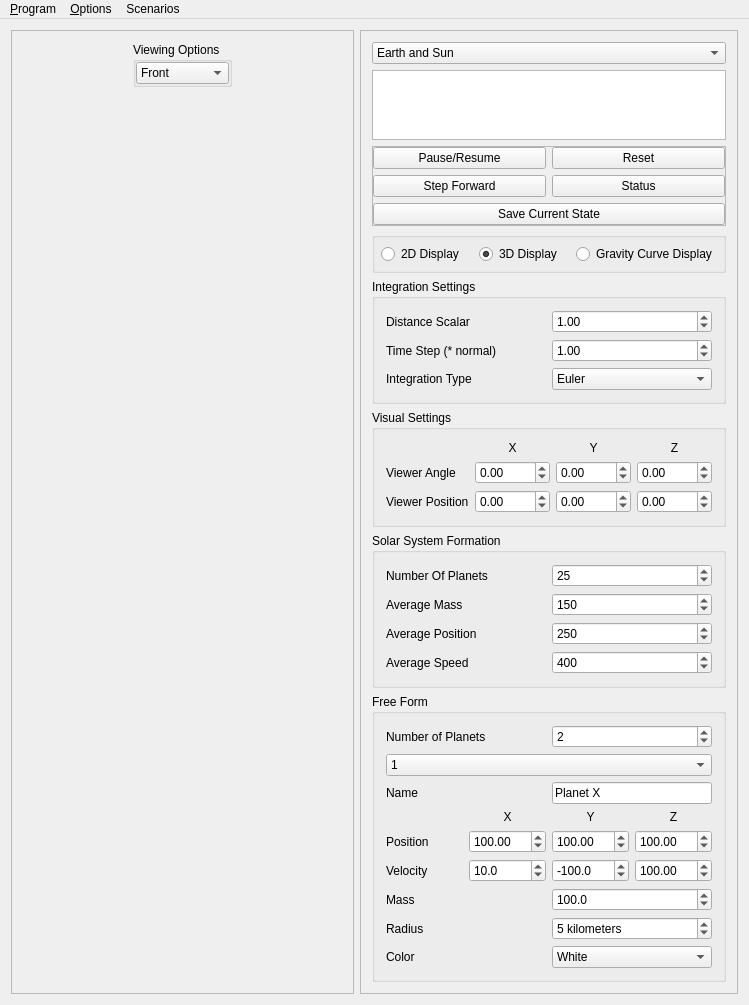
Qt form Planets.ui (bigmcr/Planets) before a commit.
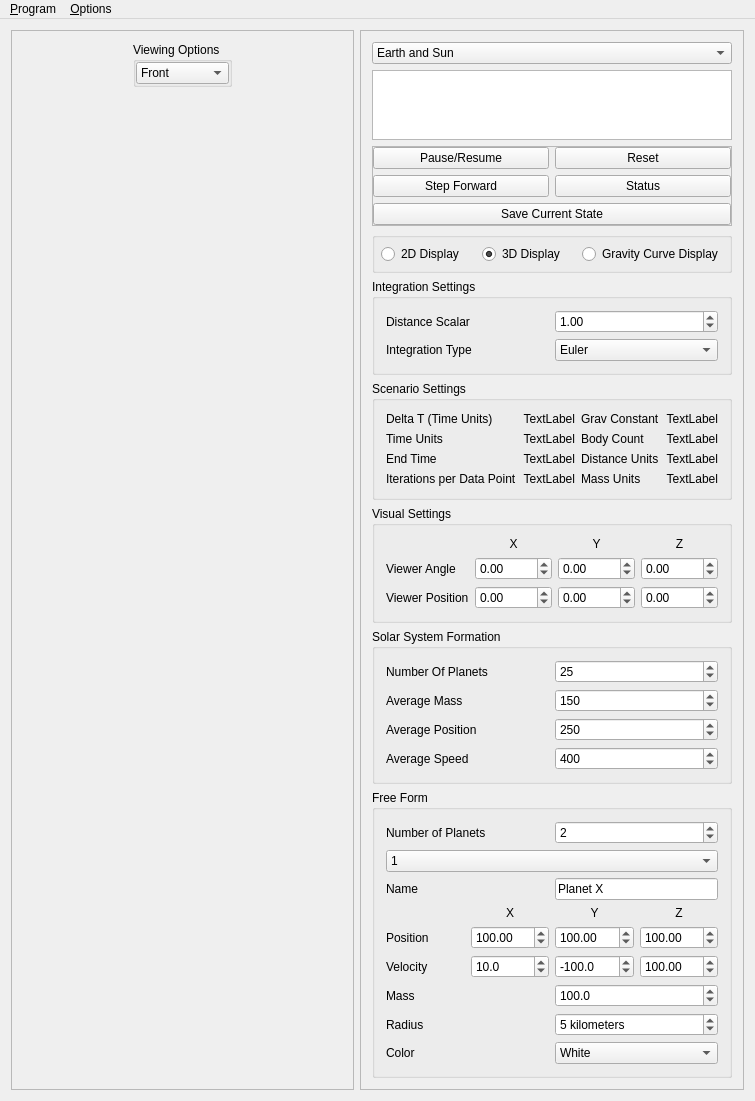
The same form after that commit. Custom widgets are drawn as their Qt base class.

Commit message:
Added Scenarios and external logging
Added Scenarios, which define the starting conditions for a simulation.

The edit to the form file:
```diff
--- a/Planets.ui
+++ b/Planets.ui
@@ -6,8 +6,8 @@
    <rect>
     <x>0</x>
     <y>0</y>
-    <width>692</width>
-    <height>986</height>
+    <width>708</width>
+    <height>1098</height>
    </rect>
   </property>
   <property name="sizePolicy">
@@ -168,7 +168,7 @@
        <enum>QFrame::Raised</enum>
       </property>
       <layout class="QGridLayout" name="gridLayout_4">
-       <item row="7" column="0">
+       <item row="8" column="0">
         <widget class="QGroupBox" name="freeFormBox">
          <property name="title">
           <string>Free Form</string>
@@ -501,6 +501,212 @@
          </layout>
         </widget>
        </item>
+       <item row="6" column="0">
+        <widget class="QGroupBox" name="visualGroupBox">
+         <property name="title">
+          <string>Visual Settings</string>
+         </property>
+         <layout class="QGridLayout" name="gridLayout_6">
+          <item row="0" column="1">
+           <widget class="QLabel" name="viewerXLabel">
+            <property name="text">
+             <string>X</string>
+            </property>
+            <property name="alignment">
+             <set>Qt::AlignCenter</set>
+            </property>
+           </widget>
+          </item>
+          <item row="0" column="2">
+           <widget class="QLabel" name="viewerYLabel">
+            <property name="text">
+             <string>Y</string>
+            </property>
+            <property name="alignment">
+             <set>Qt::AlignCenter</set>
+            </property>
+           </widget>
+          </item>
+          <item row="0" column="3">
+           <widget class="QLabel" name="viewerZLabel">
+            <property name="text">
+             <string>Z</string>
+            </property>
+            <property name="alignment">
+             <set>Qt::AlignCenter</set>
+            </property>
+           </widget>
+          </item>
+          <item row="1" column="0">
+           <widget class="QLabel" name="viewerAngleLabel">
+            <property name="text">
+             <string>Viewer Angle</string>
+            </property>
+           </widget>
+          </item>
+          <item row="1" column="1">
+           <widget class="QDoubleSpinBox" name="viewerAngleXSpinBox">
+            <property name="wrapping">
+             <bool>true</bool>
+            </property>
+            <property name="accelerated">
+             <bool>true</bool>
+            </property>
+            <property name="minimum">
+             <double>-179.000000000000000</double>
+            </property>
+            <property name="maximum">
+             <double>180.000000000000000</double>
+            </property>
+            <property name="singleStep">
+             <double>1.000000000000000</double>
+            </property>
+           </widget>
+          </item>
+          <item row="2" column="0">
+           <widget class="QLabel" name="viewerPositionLabel">
+            <property name="text">
+             <string>Viewer Position</string>
+            </property>
+           </widget>
+          </item>
+          <item row="2" column="1">
+           <widget class="QDoubleSpinBox" name="viewerPositionXSpinBox">
+            <property name="accelerated">
+             <bool>true</bool>
+            </property>
+            <property name="minimum">
+             <double>-1000.000000000000000</double>
+            </property>
+            <property name="maximum">
+             <double>1000.000000000000000</double>
+            </property>
+            <property name="singleStep">
+             <double>5.000000000000000</double>
+            </property>
+           </widget>
+          </item>
+          <item row="1" column="2">
+           <widget class="QDoubleSpinBox" name="viewerAngleYSpinBox">
+            <property name="wrapping">
+             <bool>true</bool>
+            </property>
+            <property name="accelerated">
+             <bool>true</bool>
+            </property>
+            <property name="minimum">
+             <double>-179.000000000000000</double>
+            </property>
+            <property name="maximum">
+             <double>180.000000000000000</double>
+            </property>
+            <property name="singleStep">
+             <double>1.000000000000000</double>
+            </property>
+           </widget>
+          </item>
+          <item row="1" column="3">
+           <widget class="QDoubleSpinBox" name="viewerAngleZSpinBox">
+            <property name="wrapping">
+             <bool>true</bool>
+            </property>
+            <property name="accelerated">
+             <bool>true</bool>
+            </property>
+            <property name="minimum">
+             <double>-179.000000000000000</double>
+            </property>
+            <property name="maximum">
+             <double>180.000000000000000</double>
+            </property>
+            <property name="singleStep">
+             <double>1.000000000000000</double>
+            </property>
+           </widget>
+          </item>
+          <item row="2" column="2">
+           <widget class="QDoubleSpinBox" name="viewerPositionYSpinBox">
+            <property name="accelerated">
+             <bool>true</bool>
+            </property>
+            <property name="minimum">
+             <double>-1000.000000000000000</double>
+            </property>
+            <property name="maximum">
+             <double>1000.000000000000000</double>
+            </property>
+            <property name="singleStep">
+             <double>5.000000000000000</double>
+            </property>
+           </widget>
+          </item>
+          <item row="2" column="3">
+           <widget class="QDoubleSpinBox" name="viewerPositionZSpinBox">
+            <property name="accelerated">
+             <bool>true</bool>
+            </property>
+            <property name="minimum">
+             <double>-1000.000000000000000</double>
+            </property>
+            <property name="maximum">
+             <double>1000.000000000000000</double>
+            </property>
+            <property name="singleStep">
+             <double>5.000000000000000</double>
+            </property>
+           </widget>
+          </item>
+         </layout>
+        </widget>
+       </item>
+       <item row="3" column="0">
+        <widget class="QGroupBox" name="typeGroupBox">
+         <property name="title">
+          <string/>
+         </property>
+         <layout class="QHBoxLayout" name="typeLayout">
+          <property name="spacing">
+           <number>6</number>
+          </property>
+          <property name="leftMargin">
+           <number>6</number>
+          </property>
+          <property name="topMargin">
+           <number>6</number>
+          </property>
+          <property name="rightMargin">
+           <number>6</number>
+          </property>
+          <property name="bottomMargin">
+           <number>6</number>
+          </property>
+          <item>
+           <widget class="QRadioButton" name="display2DRadioButton">
+            <property name="text">
+             <string>2D Display</string>
+            </property>
+           </widget>
+          </item>
+          <item>
+           <widget class="QRadioButton" name="display3DRadioButton">
+            <property name="text">
+             <string>3D Display</string>
+            </property>
+            <property name="checked">
+             <bool>true</bool>
+            </property>
+           </widget>
+          </item>
+          <item>
+           <widget class="QRadioButton" name="displayRelativityRadioButton">
+            <property name="text">
+             <string>Gravity Curve Display</string>
+            </property>
+           </widget>
+          </item>
+         </layout>
+        </widget>
+       </item>
        <item row="2" column="0">
         <widget class="QFrame" name="mainButtons">
          <property name="frameShape">
@@ -578,60 +784,7 @@
           <string>Integration Settings</string>
          </property>
          <layout class="QGridLayout" name="gridLayout_10">
-          <item row="1" column="0">
-           <widget class="QLabel" name="timeStepLabel">
-            <property name="text">
-             <string>Time Step (* normal)</string>
-            </property>
-           </widget>
-          </item>
-          <item row="0" column="1">
-           <widget class="QDoubleSpinBox" name="distanceScalarSpin">
-            <property name="minimum">
-             <double>0.250000000000000</double>
-            </property>
-            <property name="maximum">
-             <double>100000000.000000000000000</double>
-            </property>
-            <property name="singleStep">
-             <double>0.100000000000000</double>
-            </property>
-            <property name="value">
-             <double>1.000000000000000</double>
-            </property>
-           </widget>
-          </item>
           <item row="1" column="1">
-           <widget class="QDoubleSpinBox" name="speedDoubleSpinBox">
-            <property name="minimum">
-             <double>0.010000000000000</double>
-            </property>
-            <property name="maximum">
-             <double>5.000000000000000</double>
-            </property>
-            <property name="singleStep">
-             <double>0.010000000000000</double>
-            </property>
-            <property name="value">
-             <double>1.000000000000000</double>
-            </property>
-           </widget>
-          </item>
-          <item row="0" column="0">
-           <widget class="QLabel" name="distanceLabel">
-            <property name="text">
-             <string>Distance Scalar</string>
-            </property>
-           </widget>
-          </item>
-          <item row="2" column="0">
-           <widget class="QLabel" name="integrationLabel">
-            <property name="text">
-             <string>Integration Type</string>
-            </property>
-           </widget>
-          </item>
-          <item row="2" column="1">
            <widget class="QComboBox" name="integrationComboBox">
             <item>
              <property name="text">
@@ -660,10 +813,40 @@
             </item>
            </widget>
           </item>
+          <item row="0" column="1">
+           <widget class="QDoubleSpinBox" name="distanceScalarSpin">
+            <property name="minimum">
+             <double>0.250000000000000</double>
+            </property>
+            <property name="maximum">
+             <double>100000000.000000000000000</double>
+            </property>
+            <property name="singleStep">
+             <double>0.100000000000000</double>
+            </property>
+            <property name="value">
+             <double>1.000000000000000</double>
+            </property>
+           </widget>
+          </item>
+          <item row="1" column="0">
+           <widget class="QLabel" name="integrationLabel">
+            <property name="text">
+             <string>Integration Type</string>
+            </property>
+           </widget>
+          </item>
+          <item row="0" column="0">
+           <widget class="QLabel" name="distanceLabel">
+            <property name="text">
+             <string>Distance Scalar</string>
+            </property>
+           </widget>
+          </item>
          </layout>
         </widget>
        </item>
-       <item row="6" column="0">
+       <item row="7" column="0">
         <widget class="QGroupBox" name="SolarSystemFormationGroupBox">
          <property name="title">
           <string>Solar System Formation</string>
@@ -761,6 +944,22 @@
          </layout>
         </widget>
        </item>
+       <item row="1" column="0">
+        <widget class="QTextBrowser" name="textBrowser">
+         <property name="sizePolicy">
+          <sizepolicy hsizetype="Expanding" vsizetype="Expanding">
+           <horstretch>1</horstretch>
+           <verstretch>5</verstretch>
+          </sizepolicy>
+         </property>
+         <property name="tabChangesFocus">
+          <bool>true</bool>
+         </property>
+         <property name="acceptRichText">
+          <bool>false</bool>
+         </property>
+        </widget>
+       </item>
        <item row="0" column="0">
         <widget class="QComboBox" name="comboBox">
          <property name="currentIndex">
@@ -813,222 +1012,145 @@
          </item>
         </widget>
        </item>
-       <item row="1" column="0">
-        <widget class="QTextBrowser" name="textBrowser">
-         <property name="sizePolicy">
-          <sizepolicy hsizetype="Expanding" vsizetype="Expanding">
-           <horstretch>1</horstretch>
-           <verstretch>5</verstretch>
-          </sizepolicy>
-         </property>
-         <property name="tabChangesFocus">
-          <bool>true</bool>
-         </property>
-         <property name="acceptRichText">
-          <bool>false</bool>
-         </property>
-        </widget>
-       </item>
-       <item row="3" column="0">
-        <widget class="QGroupBox" name="typeGroupBox">
-         <property name="title">
-          <string/>
-         </property>
-         <layout class="QHBoxLayout" name="typeLayout">
-          <property name="spacing">
-           <number>6</number>
-          </property>
-          <property name="leftMargin">
-           <number>6</number>
-          </property>
-          <property name="topMargin">
-           <number>6</number>
-          </property>
-          <property name="rightMargin">
-           <number>6</number>
-          </property>
-          <property name="bottomMargin">
-           <number>6</number>
-          </property>
-          <item>
-           <widget class="QRadioButton" name="display2DRadioButton">
-            <property name="text">
-             <string>2D Display</string>
-            </property>
-           </widget>
-          </item>
-          <item>
-           <widget class="QRadioButton" name="display3DRadioButton">
-            <property name="text">
-             <string>3D Display</string>
-            </property>
-            <property name="checked">
-             <bool>true</bool>
-            </property>
-           </widget>
-          </item>
-          <item>
-           <widget class="QRadioButton" name="displayRelativityRadioButton">
-            <property name="text">
-             <string>Gravity Curve Display</string>
-            </property>
-           </widget>
-          </item>
-         </layout>
-        </widget>
-       </item>
        <item row="5" column="0">
-        <widget class="QGroupBox" name="visualGroupBox">
+        <widget class="QGroupBox" name="systemPropertiesGroupBox">
          <property name="title">
-          <string>Visual Settings</string>
+          <string>Scenario Settings</string>
          </property>
-         <layout class="QGridLayout" name="gridLayout_6">
-          <item row="0" column="1">
-           <widget class="QLabel" name="viewerXLabel">
+         <layout class="QGridLayout" name="gridLayout_2">
+          <item row="0" column="0">
+           <widget class="QLabel" name="dTLabel">
             <property name="text">
-             <string>X</string>
-            </property>
-            <property name="alignment">
-             <set>Qt::AlignCenter</set>
+             <string>Delta T (Time Units)</string>
             </property>
            </widget>
           </item>
           <item row="0" column="2">
-           <widget class="QLabel" name="viewerYLabel">
+           <widget class="QLabel" name="gravConstLabel">
             <property name="text">
-             <string>Y</string>
-            </property>
-            <property name="alignment">
-             <set>Qt::AlignCenter</set>
-            </property>
-           </widget>
-          </item>
-          <item row="0" column="3">
-           <widget class="QLabel" name="viewerZLabel">
-            <property name="text">
-             <string>Z</string>
-            </property>
-            <property name="alignment">
-             <set>Qt::AlignCenter</set>
-            </property>
-           </widget>
-          </item>
-          <item row="1" column="0">
-           <widget class="QLabel" name="viewerAngleLabel">
-            <property name="text">
-             <string>Viewer Angle</string>
+             <string>Grav Constant</string>
             </property>
            </widget>
           </item>
           <item row="1" column="1">
-           <widget class="QDoubleSpinBox" name="viewerAngleXSpinBox">
-            <property name="wrapping">
-             <bool>true</bool>
+           <widget class="QLabel" name="timeUnits">
+            <property name="text">
+             <string>TextLabel</string>
             </property>
-            <property name="accelerated">
-             <bool>true</bool>
+            <property name="alignment">
+             <set>Qt::AlignRight|Qt::AlignTrailing|Qt::AlignVCenter</set>
             </property>
-            <property name="minimum">
-             <double>-179.000000000000000</double>
+           </widget>
+          </item>
+          <item row="0" column="1">
+           <widget class="QLabel" name="dT">
+            <property name="text">
+             <string>TextLabel</string>
             </property>
-            <property name="maximum">
-             <double>180.000000000000000</double>
+            <property name="alignment">
+             <set>Qt::AlignRight|Qt::AlignTrailing|Qt::AlignVCenter</set>
             </property>
-            <property name="singleStep">
-             <double>1.000000000000000</double>
-            </property>
            </widget>
           </item>
-          <item row="2" column="0">
-           <widget class="QLabel" name="viewerPositionLabel">
+          <item row="1" column="0">
+           <widget class="QLabel" name="timeUnitsLabel">
             <property name="text">
-             <string>Viewer Position</string>
+             <string>Time Units</string>
             </property>
            </widget>
           </item>
-          <item row="2" column="1">
-           <widget class="QDoubleSpinBox" name="viewerPositionXSpinBox">
-            <property name="accelerated">
-             <bool>true</bool>
+          <item row="0" column="3">
+           <widget class="QLabel" name="gravConst">
+            <property name="text">
+             <string>TextLabel</string>
             </property>
-            <property name="minimum">
-             <double>-1000.000000000000000</double>
-            </property>
-            <property name="maximum">
-             <double>1000.000000000000000</double>
-            </property>
-            <property name="singleStep">
-             <double>5.000000000000000</double>
+            <property name="alignment">
+             <set>Qt::AlignRight|Qt::AlignTrailing|Qt::AlignVCenter</set>
             </property>
            </widget>
           </item>
           <item row="1" column="2">
-           <widget class="QDoubleSpinBox" name="viewerAngleYSpinBox">
-            <property name="wrapping">
-             <bool>true</bool>
-            </property>
-            <property name="accelerated">
-             <bool>true</bool>
-            </property>
-            <property name="minimum">
-             <double>-179.000000000000000</double>
-            </property>
-            <property name="maximum">
-             <double>180.000000000000000</double>
-            </property>
-            <property name="singleStep">
-             <double>1.000000000000000</double>
+           <widget class="QLabel" name="bodyCountLabel">
+            <property name="text">
+             <string>Body Count</string>
             </property>
            </widget>
           </item>
           <item row="1" column="3">
-           <widget class="QDoubleSpinBox" name="viewerAngleZSpinBox">
-            <property name="wrapping">
-             <bool>true</bool>
+           <widget class="QLabel" name="bodyCount">
+            <property name="text">
+             <string>TextLabel</string>
             </property>
-            <property name="accelerated">
-             <bool>true</bool>
+            <property name="alignment">
+             <set>Qt::AlignRight|Qt::AlignTrailing|Qt::AlignVCenter</set>
             </property>
-            <property name="minimum">
-             <double>-179.000000000000000</double>
+           </widget>
+          </item>
+          <item row="3" column="2">
+           <widget class="QLabel" name="distanceUnitsLabel">
+            <property name="text">
+             <string>Distance Units</string>
             </property>
-            <property name="maximum">
-             <double>180.000000000000000</double>
+           </widget>
+          </item>
+          <item row="3" column="3">
+           <widget class="QLabel" name="distanceUnits">
+            <property name="text">
+             <string>TextLabel</string>
             </property>
-            <property name="singleStep">
-             <double>1.000000000000000</double>
+            <property name="alignment">
+             <set>Qt::AlignRight|Qt::AlignTrailing|Qt::AlignVCenter</set>
             </property>
            </widget>
           </item>
-          <item row="2" column="2">
-           <widget class="QDoubleSpinBox" name="viewerPositionYSpinBox">
-            <property name="accelerated">
-             <bool>true</bool>
+          <item row="4" column="2">
+           <widget class="QLabel" name="massUnitsLabel">
+            <property name="text">
+             <string>Mass Units</string>
             </property>
-            <property name="minimum">
-             <double>-1000.000000000000000</double>
+           </widget>
+          </item>
+          <item row="4" column="3">
+           <widget class="QLabel" name="massUnits">
+            <property name="text">
+             <string>TextLabel</string>
             </property>
-            <property name="maximum">
-             <double>1000.000000000000000</double>
+            <property name="alignment">
+             <set>Qt::AlignRight|Qt::AlignTrailing|Qt::AlignVCenter</set>
             </property>
-            <property name="singleStep">
-             <double>5.000000000000000</double>
+           </widget>
+          </item>
+          <item row="3" column="0">
+           <widget class="QLabel" name="endTimeLabel">
+            <property name="text">
+             <string>End Time</string>
             </property>
            </widget>
           </item>
-          <item row="2" column="3">
-           <widget class="QDoubleSpinBox" name="viewerPositionZSpinBox">
-            <property name="accelerated">
-             <bool>true</bool>
+          <item row="3" column="1">
+           <widget class="QLabel" name="endTime">
+            <property name="text">
+             <string>TextLabel</string>
             </property>
-            <property name="minimum">
-             <double>-1000.000000000000000</double>
+            <property name="alignment">
+             <set>Qt::AlignRight|Qt::AlignTrailing|Qt::AlignVCenter</set>
             </property>
-            <property name="maximum">
-             <double>1000.000000000000000</double>
+           </widget>
+          </item>
+          <item row="4" column="0">
+           <widget class="QLabel" name="iterPerDataLabel">
+            <property name="text">
+             <string>Iterations per Data Point</string>
             </property>
-            <property name="singleStep">
-             <double>5.000000000000000</double>
+           </widget>
+          </item>
+          <item row="4" column="1">
+           <widget class="QLabel" name="iterPerData">
+            <property name="text">
+             <string>TextLabel</string>
+            </property>
+            <property name="alignment">
+             <set>Qt::AlignRight|Qt::AlignTrailing|Qt::AlignVCenter</set>
             </property>
            </widget>
           </item>
@@ -1045,7 +1167,7 @@
     <rect>
      <x>0</x>
      <y>0</y>
-     <width>692</width>
+     <width>708</width>
      <height>21</height>
     </rect>
    </property>
@@ -1100,23 +1222,8 @@
     <addaction name="actionSystem_Mechanics"/>
     <addaction name="menuDisplay_Options"/>
    </widget>
-   <widget class="QMenu" name="menuScenarios">
-    <property name="title">
-     <string>Scenarios</string>
-    </property>
-    <addaction name="actionEarth_and_Sun"/>
-    <addaction name="actionDouble_Slingshot"/>
-    <addaction name="actionBinary_System"/>
-    <addaction name="actionSun_and_Comets"/>
-    <addaction name="action4_Star_Ballet"/>
-    <addaction name="actionDouble_Double"/>
-    <addaction name="actionSolar_System"/>
-    <addaction name="actionSolar_System_Formation"/>
-    <addaction name="actionFree_Form"/>
-   </widget>
    <addaction name="menuProgram"/>
    <addaction name="menuOptions"/>
-   <addaction name="menuScenarios"/>
   </widget>
   <action name="actionClose">
    <property name="text">
```
The commit also changes 6 other files.
